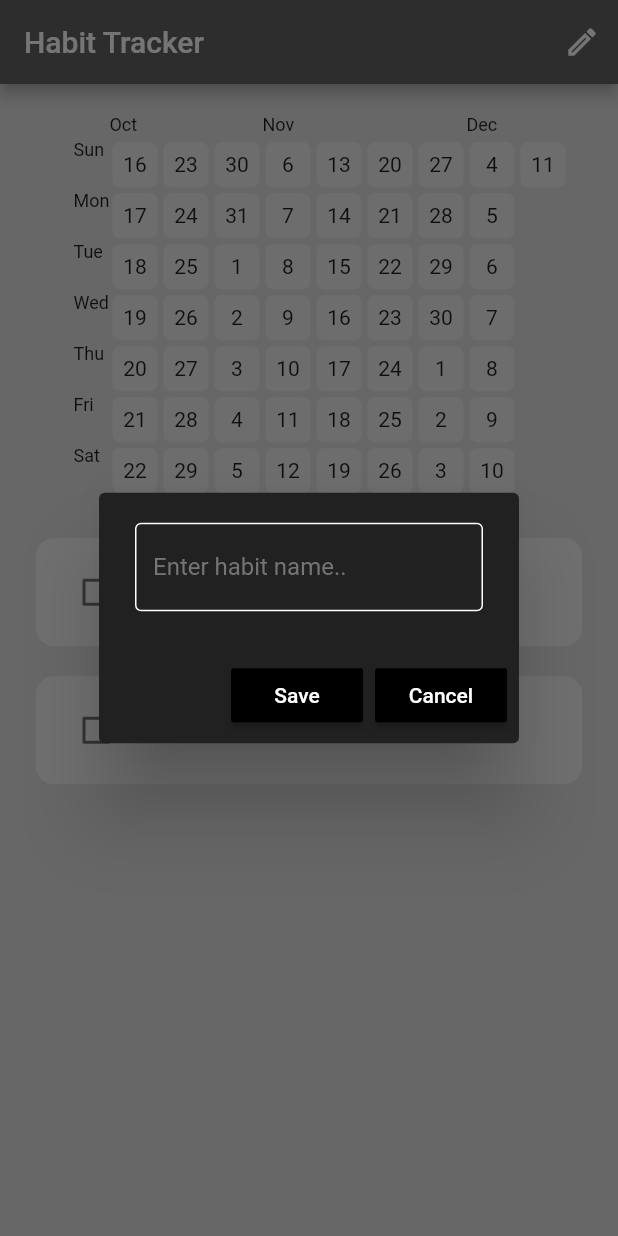
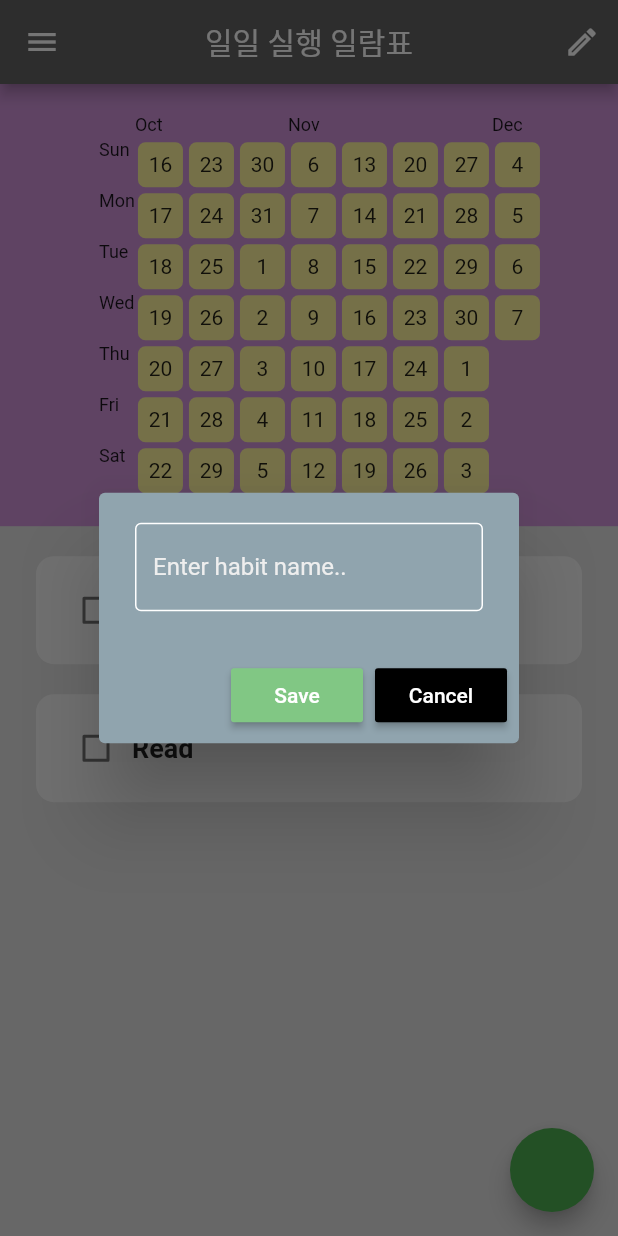
Before and after one commit to paxFortuna/Habit-Tracker-Hive, a Flutter app: the screen it shows after launch, after a tap on the "edit" icon, on a phone screen of 412 x 824 dp. Run offline on Flutter 3.47's test engine with Material 2 defaults, Android fonts, the phone set to English and light mode, and no system bars; drawn by our look-alikes of flutter_heatmap_calendar, flutter_slidable; our stand-ins replace hive_flutter; accounts and stored records are empty.

Commit message:
refact: background_color, appBar, e.g

```diff
--- /dev/null
+++ b/lib/components/drawer.dart
@@ -0,0 +1,32 @@
+import 'package:flutter/material.dart';
+
+var defaultBackgroundColor = Colors.grey[300];
+
+//var myAppBar = AppBar(
+//  backgroundColor: Colors.grey[900],
+//);
+
+var myDrawer = Drawer(
+  backgroundColor: Colors.grey[300],
+  child: Column(
+    children: const [
+      DrawerHeader(child: Icon(Icons.favorite)),
+      ListTile(
+        leading: Icon(Icons.home),
+        title: Text('D A S H B O A R D'),
+      ),
+      ListTile(
+        leading: Icon(Icons.chat),
+        title: Text('M E S S A G E'),
+      ),
+      ListTile(
+        leading: Icon(Icons.settings),
+        title: Text('S E T T I N G S'),
+      ),
+      ListTile(
+        leading: Icon(Icons.logout),
+        title: Text('L O G O U T'),
+      ),
+    ],
+  ),
+);
--- a/lib/components/month_summary.dart
+++ b/lib/components/month_summary.dart
@@ -19,10 +19,10 @@ class MonthlySummary extends StatelessWidget {
       padding: const EdgeInsets.only(left: 16, top: 20, bottom: 20),
       child: HeatMap(
         startDate: createDateTimeObject(startDate),
-        endDate: DateTime.now().add(const Duration(days: 56)),
+        endDate: DateTime.now().add(const Duration(days: 52)),
         datasets: datasets,
         colorMode: ColorMode.color,
-        defaultColor: Colors.grey[200],
+        defaultColor: Colors.yellow[200],
         textColor: Colors.black87,
         showColorTip: false,
         showText: true,
--- a/lib/components/my_alert_box.dart
+++ b/lib/components/my_alert_box.dart
@@ -17,13 +17,13 @@ class MyAlertBox extends StatelessWidget {
   @override
   Widget build(BuildContext context) {
     return AlertDialog(
-      backgroundColor: Colors.grey[900],
+      backgroundColor: Colors.blueGrey[300],
       content: TextField(
         controller: controller,
         style: const TextStyle(color: Color.fromRGBO(255, 255, 255, 1)),
         decoration: InputDecoration(
           hintText: hintText,
-          hintStyle: TextStyle(color: Colors.grey[600]),
+          hintStyle: TextStyle(color: Colors.grey[200]),
           enabledBorder: const OutlineInputBorder(
               borderSide: BorderSide(color: Colors.white)),
           focusedBorder: const OutlineInputBorder(
@@ -33,7 +33,7 @@ class MyAlertBox extends StatelessWidget {
       actions: [
         MaterialButton(
           onPressed: onSave,
-          color: Colors.black,
+          color: Colors.green[300],
           child: const Text(
             "Save",
             style: TextStyle(color: Colors.white),
--- a/lib/components/my_fab.dart
+++ b/lib/components/my_fab.dart
@@ -12,7 +12,7 @@ class MyFloatingActionButton extends StatelessWidget {
   Widget build(BuildContext context) {
     return FloatingActionButton(
       onPressed: onPressed,
-      child: const Icon(Icons.add),
+      child: const Icon(Icons.edit_note, color: Colors.white,),
     );
   }
 }
--- a/lib/pages/home_page.dart
+++ b/lib/pages/home_page.dart
@@ -1,4 +1,5 @@
 import 'package:flutter/material.dart';
+import 'package:habit_tracker_hive/components/drawer.dart';
 import 'package:habit_tracker_hive/data/habit_database.dart';
 import 'package:hive_flutter/hive_flutter.dart';
 
@@ -35,6 +36,7 @@ class _HomePageState extends State<HomePage> {
 
   // bool to control habit completed
   bool habitCompleted = false;
+
   // checkbox was tapped
   void checkBoxTapped(bool? value, int index) {
     setState(() {
@@ -130,9 +132,10 @@ class _HomePageState extends State<HomePage> {
   @override
   Widget build(BuildContext context) {
     return Scaffold(
-      backgroundColor: Colors.grey[300],
+      backgroundColor: defaultBackgroundColor,
       appBar: AppBar(
-        title: const Text('Habit Tracker'),
+        title: const Text('일일 실행 일람표'),
+        centerTitle: true,
         backgroundColor: Colors.grey[700],
         actions: [
           IconButton(
@@ -141,13 +144,18 @@ class _HomePageState extends State<HomePage> {
           ),
         ],
       ),
+      drawer: myDrawer,
       body: ListView(
         children: [
           // monthly summary heat map
-          MonthlySummary(
-            datasets: db.heatMapDataSet,
-            startDate: _myBox.get("START_DATE"),
+          Container(
+            color: Colors.purple[200],
+            child: MonthlySummary(
+              datasets: db.heatMapDataSet,
+              startDate: _myBox.get("START_DATE"),
+            ),
           ),
+          const SizedBox(height: 12),
           ListView.builder(
             shrinkWrap: true,
             physics: const NeverScrollableScrollPhysics(),
@@ -165,9 +173,9 @@ class _HomePageState extends State<HomePage> {
           const SizedBox(height: 32),
         ],
       ),
-      // floatingActionButton: FloatingActionButton(
-      //   onPressed: createNewHabit,
-      // ),
+      floatingActionButton: FloatingActionButton(
+        onPressed: createNewHabit,
+      ),
     );
   }
 }
```
